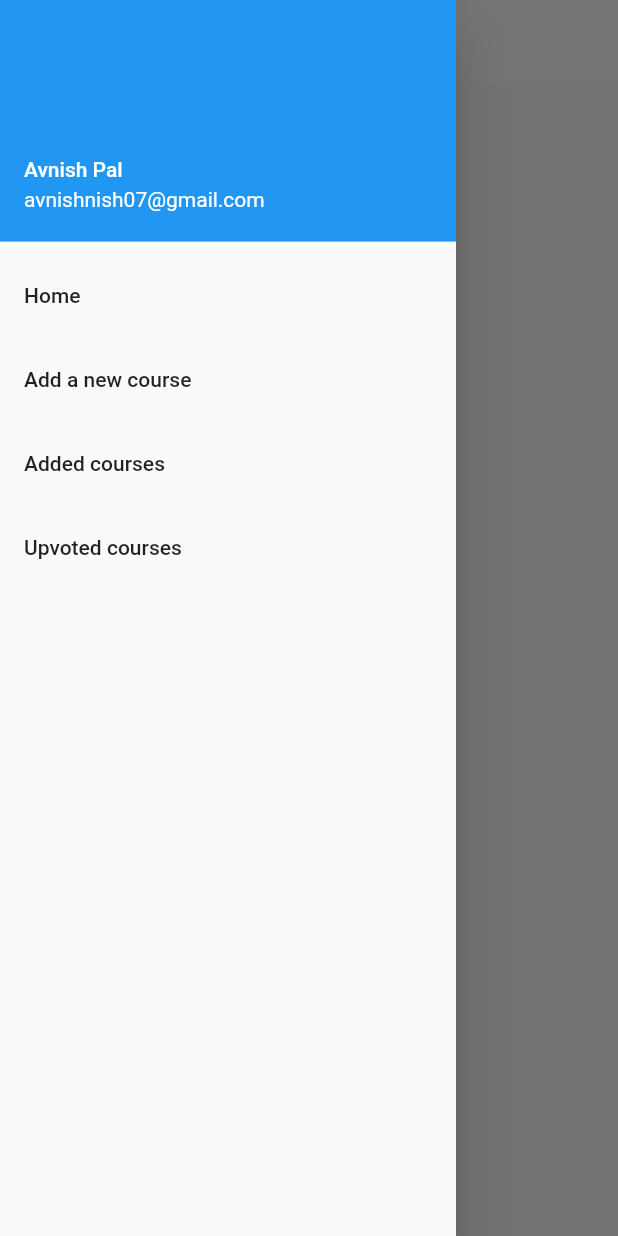
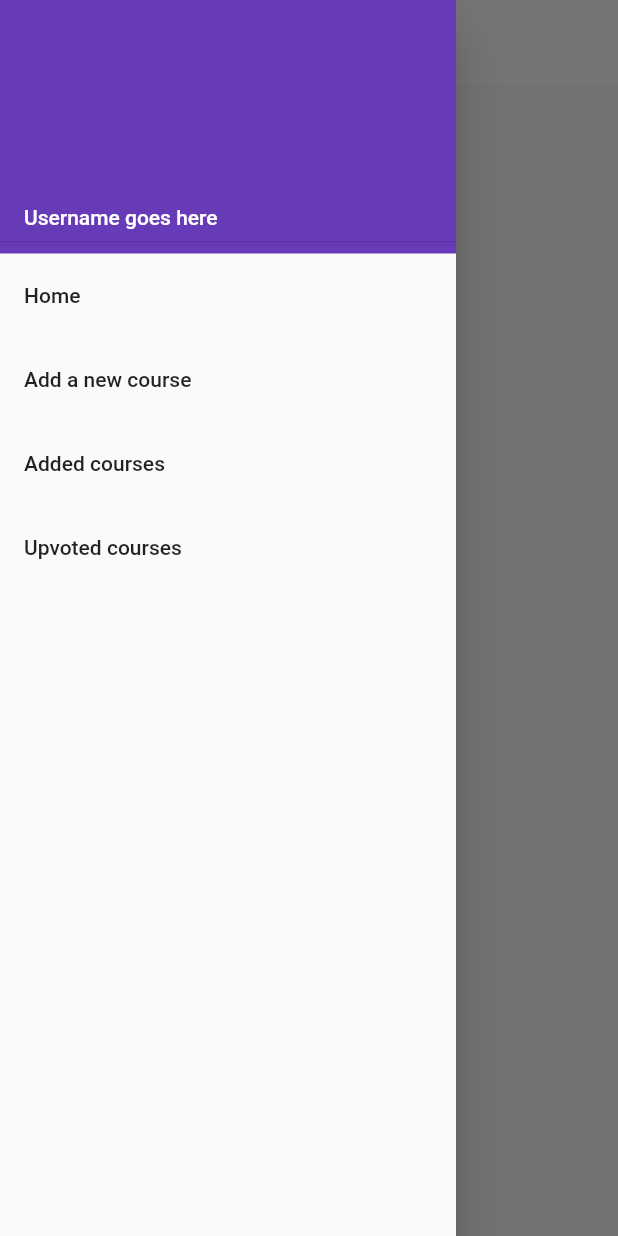
Before and after one commit to varun000999/Courser, a Flutter app: the AddedCourses screen opened directly, with the side drawer open, on a phone screen of 412 x 824 dp. Run offline on Flutter 3.47's test engine with Material 2 defaults, Android fonts, the phone set to English and light mode, and no system bars.

Commit message:
Added new drawer header

```diff
--- a/lib/drawer/drawer.dart
+++ b/lib/drawer/drawer.dart
@@ -10,9 +10,9 @@ class AppDrawer extends StatelessWidget {
     return Drawer(
       child: ListView(
         children: <Widget>[
-          new UserAccountsDrawerHeader(
-              accountName: Text('Avnish Pal'),
-              accountEmail: Text('avnishnish07@gmail.com')),
+          new Container(child: new DrawerHeader(child: Align(alignment:Alignment.bottomLeft, child:Text('Username goes here', style: TextStyle(color: Colors.white),)),
+
+          ),color: Colors.deepPurple,),
           new ListTile(
             title: new Text('Home '),
             onTap: () {
--- a/lib/main.dart
+++ b/lib/main.dart
@@ -3,7 +3,7 @@ import 'package:courser/API/checks.dart';
 
 void main() => runApp(MyApp());
 
-int _userSignedIn = 0;
+int _userSignedIn = 1;
 
 class MyApp extends StatelessWidget {
   @override
```
